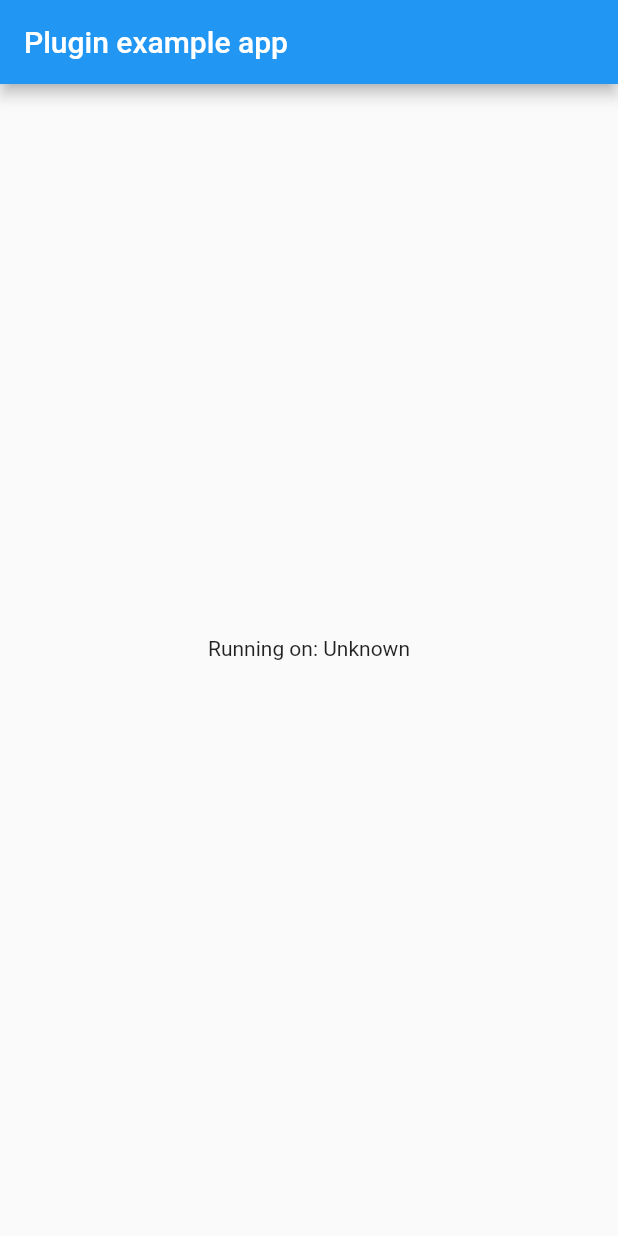
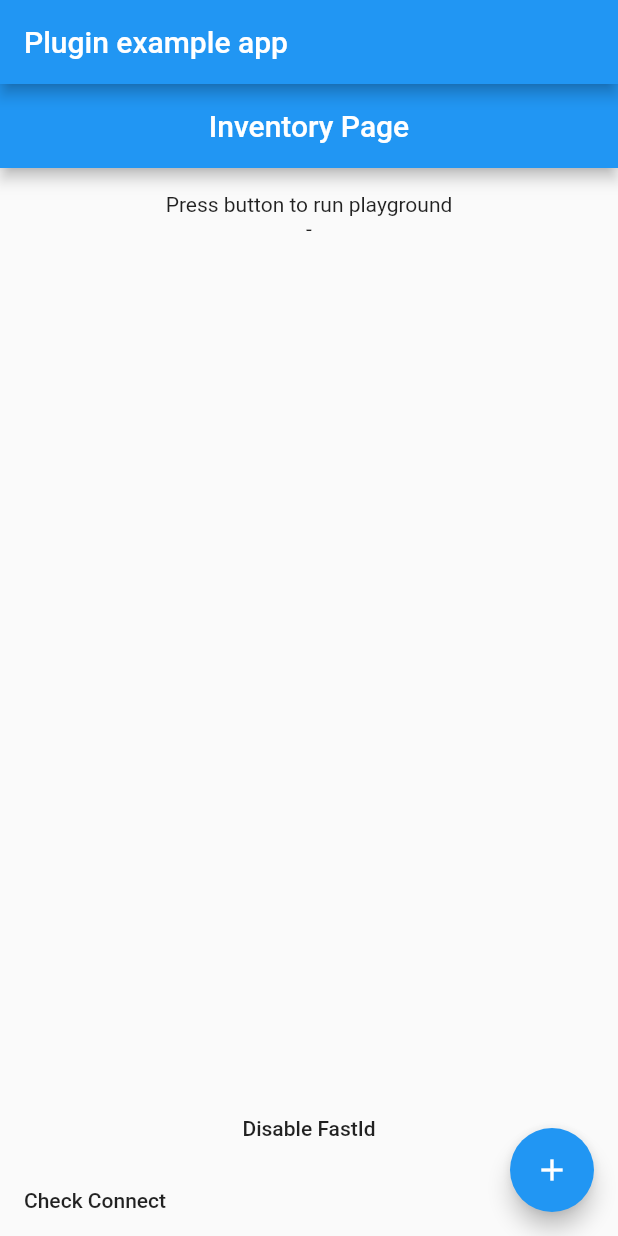
Before and after one commit to nicolasvahidzein/tsl_rfid_lib, a Flutter app: the screen it shows after launch, on a phone screen of 412 x 824 dp. Run offline on Flutter 3.47's test engine with Material 2 defaults, Android fonts, the phone set to English and light mode, and no system bars.

Commit message:
Apply updates from local development

```diff
--- /dev/null
+++ b/example/lib/inventory_page.dart
@@ -0,0 +1,260 @@
+import 'dart:async';
+
+import 'package:flutter/material.dart';
+import 'package:tsl_rfid_lib/tsl_rfid_lib.dart';
+
+class InventoryPage extends StatefulWidget {
+  const InventoryPage({Key key}) : super(key: key);
+
+  @override
+  _InventoryPageState createState() => _InventoryPageState();
+}
+
+class _InventoryPageState extends State<InventoryPage> {
+  String _isConnected = "";
+
+  // Define some variables, which will be required later
+  List<String> _transponders = [];
+
+  bool _fastId = true;
+  List<String> get transponders => [..._transponders];
+  List<String> _barcodes = [];
+  List<String> get barcodes => [..._barcodes];
+  StreamSubscription<String> _connectionStateSub;
+
+  @override
+  initState() {
+    super.initState();
+    startConnectionState();
+    runReaderConnectionState();
+    runRfidTagMessage();
+    runBarcodeMessage();
+    _streamController = StreamController<String>();
+  }
+
+  // Future<void> startinventory() async {
+  //   TslProtocolsPlugin.onInventoryChanged().listen((transponder) {
+  //     setState(() {
+  //      transponders.add(transponder);
+  //     });
+  //   });
+  // }
+  Future _getThingsOnStartup() async {
+    var a = await TslRfidProtocols.isconnected;
+    setState(() {
+      _isConnected = a ? "Connected" : "Disconnected";
+      _streamController.add(_isConnected);
+    });
+  }
+
+  Future<void> startConnectionState() async {
+    _connectionStateSub =
+        TslRfidProtocols.onConnectionStateChanged.listen((isConnected) {
+      setState(() {
+        _isConnected = isConnected;
+        _streamController.add(_isConnected);
+      });
+    });
+  }
+
+  //bool running = false;
+
+  Future<void> _checkFastId(bool a) async {
+    await TslRfidProtocols.useFastId(a);
+    setState(() {
+      _fastId = a;
+    });
+  }
+
+  void _connectReader() async {
+    await TslRfidProtocols.connectReader();
+  }
+
+  StreamController<String> _streamController;
+  @override
+  Widget build(BuildContext context) {
+    // _getThingsOnStartup();
+    // This method is rerun every time setState is called, for instance as done
+    // by the _incrementCounter method above.
+    //
+    // The Flutter framework has been optimized to make rerunning build methods
+    // fast, so that you can just rebuild anything that needs updating rather
+    // than having to individually change instances of widgets.
+    return Scaffold(
+      appBar: AppBar(
+        // Here we take the value from the MyHomePage object that was created by
+        // the App.build method, and use it to set our appbar title.
+        title: Center(
+          child: Text(TslRfidProtocols.resultText != ""
+              ? TslRfidProtocols.resultText
+              : "Inventory Page"),
+        ),
+      ),
+      body: Center(
+        // Center is a layout widget. It takes a single child and positions it
+        // in the middle of the parent.
+        child: Column(
+          // Column is also a layout widget. It takes a list of children and
+          // arranges them vertically. By default, it sizes itself to fit its
+          // children horizontally, and tries to be as tall as its parent.
+          //
+          // Invoke "debug painting" (press "p" in the console, choose the
+          // "Toggle Debug Paint" action from the Flutter Inspector in Android
+          // Studio, or the "Toggle Debug Paint" command in Visual Studio Code)
+          // to see the wireframe for each widget.
+          //
+          // Column has various properties to control how it sizes itself and
+          // how it positions its children. Here we use mainAxisAlignment to
+          // center the children vertically; the main axis here is the vertical
+          // axis because Columns are vertical (the cross axis would be
+          // horizontal).
+          mainAxisAlignment: MainAxisAlignment.center,
+          children: <Widget>[
+            StreamBuilder(
+              stream: _streamController.stream,
+              initialData: "",
+              builder: (BuildContext context, AsyncSnapshot<String> snapshot) {
+                if (snapshot.hasData) {
+                  return Text(snapshot.data);
+                }
+                return Text('Disconnect!');
+              },
+            ),
+
+            Text("Press button to run playground"),
+            Text("-"),
+            // Text(logs),
+            Text(eventLogs),
+            //    Expanded(
+            //     child: ListView(
+            //   padding: EdgeInsets.all(10.0),
+            //   children: transponders.reversed.map((data) {
+            //     return Dismissible(
+            //       key: Key(data.epc),
+            //       child: ListTile(
+            //         title: Text(data.rssi),
+            //         leading: Text(data.tagsSeen.toString()),
+            //       ),
+            //     );
+            //   }).toList(),
+            // )),
+            Expanded(
+                child: ListView.builder(
+                    padding: const EdgeInsets.all(8),
+                    itemCount: transponders.length,
+                    itemBuilder: (BuildContext context, int index) {
+                      return Container(
+                        height: 50,
+                        child: ListTile(
+                          title: Text(transponders[index]),
+                          // leading:
+                          //     Text(transponders[index]..toString()),
+                        ),
+                      );
+                    })),
+            Expanded(
+                child: ListView.builder(
+                    padding: const EdgeInsets.all(8),
+                    itemCount: barcodes.length,
+                    itemBuilder: (BuildContext context, int index) {
+                      return Container(
+                        height: 50,
+                        child: ListTile(
+                          title: Text(barcodes[index]),
+                          // leading:
+                          //     Text(transponders[index]..toString()),
+                        ),
+                      );
+                    })),
+            FlatButton(
+              onPressed: () {
+                if(_fastId){
+                  setState(() {
+                    _fastId = !_fastId;
+                  });
+                return _checkFastId(false);
+                }
+                else {
+                   setState(() {
+                    _fastId = !_fastId;
+                  });
+                return _checkFastId(true);
+                }
+
+              },
+              child: Text(_fastId ? 'Disable FastId' : 'Enable FastId'),
+            ),
+
+            Row(
+              children: <Widget>[
+                FlatButton(
+                  onPressed: _getThingsOnStartup,
+                  child: Text("Check Connect"),
+                ),
+              ],
+            ),
+          ],
+        ),
+      ),
+
+      floatingActionButton: FloatingActionButton(
+        onPressed: _connectReader,
+        tooltip: 'Connect',
+        child: Icon(Icons.add),
+      ), // This trailing comma makes auto-formatting nicer for build methods.
+    );
+  }
+
+  /////////////// Playground ///////////////////////////////////////////////////
+  String eventLogs = "";
+
+  // Call inside a setState({ }) block to be able to reflect changes on screen
+  void eventLog(String logString) {
+    eventLogs += logString.toString() + "\n";
+  }
+
+  // // Main function called when playground is run
+  // bool eventIsRunning = false;
+  // void runEventPlayground() async {
+  //   if (eventIsRunning) return;
+  //   eventIsRunning = true;
+
+  //   var eventCancel = TslProtocolsPlugin.startListeningToEvents((msg) {
+  //     setState(() {
+  //       eventLog(msg);
+  //     });
+  //   });
+  //   await Future.delayed(Duration(seconds: 4));
+  //   eventCancel();
+  //   eventIsRunning = false;
+  // }
+
+  void runRfidTagMessage() async {
+    TslRfidProtocols.startListeningToRfidTagMessages.listen((tranponder) {
+      _transponders.add(tranponder);
+    });
+  }
+
+  void runBarcodeMessage() async {
+    TslRfidProtocols.startListeningToBarcodeMessages.listen((tranponder) {
+      _transponders.add(tranponder);
+    });
+  }
+  void runReaderConnectionState() async {
+    TslRfidProtocols.onConnectionStateChanged.listen((connection) {
+      setState(() {
+        _isConnected = connection;
+      });
+    });
+  }
+
+
+  @override
+  void dispose() {
+    // TODO: implement dispose
+    super.dispose();
+    if (_connectionStateSub != null) {
+      _connectionStateSub.cancel();
+    }
+  }
+}
--- a/example/lib/main.dart
+++ b/example/lib/main.dart
@@ -4,9 +4,9 @@ import 'dart:async';
 import 'package:flutter/services.dart';
 import 'package:tsl_rfid_lib/tsl_rfid_lib.dart';
 
-void main() {
-  runApp(MyApp());
-}
+import 'inventory_page.dart';
+
+void main() => runApp(MyApp());
 
 class MyApp extends StatefulWidget {
   @override
@@ -14,34 +14,6 @@ class MyApp extends StatefulWidget {
 }
 
 class _MyAppState extends State<MyApp> {
-  String _platformVersion = 'Unknown';
-
-  @override
-  void initState() {
-    super.initState();
-    initPlatformState();
-  }
-
-  // Platform messages are asynchronous, so we initialize in an async method.
-  Future<void> initPlatformState() async {
-    String platformVersion;
-    // Platform messages may fail, so we use a try/catch PlatformException.
-    try {
-      platformVersion = await TslRfidLib.platformVersion;
-    } on PlatformException {
-      platformVersion = 'Failed to get platform version.';
-    }
-
-    // If the widget was removed from the tree while the asynchronous platform
-    // message was in flight, we want to discard the reply rather than calling
-    // setState to update our non-existent appearance.
-    if (!mounted) return;
-
-    setState(() {
-      _platformVersion = platformVersion;
-    });
-  }
-
   @override
   Widget build(BuildContext context) {
     return MaterialApp(
@@ -49,9 +21,7 @@ class _MyAppState extends State<MyApp> {
         appBar: AppBar(
           title: const Text('Plugin example app'),
         ),
-        body: Center(
-          child: Text('Running on: $_platformVersion\n'),
-        ),
+        body: InventoryPage()
       ),
     );
   }
--- a/lib/tsl_rfid_lib.dart
+++ b/lib/tsl_rfid_lib.dart
@@ -1,18 +1,153 @@
-// You have generated a new plugin project without
-// specifying the `--platforms` flag. A plugin project supports no platforms is generated.
-// To add platforms, run `flutter create -t plugin --platforms <platforms> .` under the same
-// directory. You can also find a detailed instruction on how to add platforms in the `pubspec.yaml` at https://flutter.dev/docs/development/packages-and-plugins/developing-packages#plugin-platforms.
-
 import 'dart:async';
 
+import 'package:flutter/foundation.dart';
 import 'package:flutter/services.dart';
 
-class TslRfidLib {
-  static const MethodChannel _channel =
-      const MethodChannel('tsl_rfid_lib');
+enum Databank { electronicProductCode, transponderIdentifier, reserved, user }
 
-  static Future<String> get platformVersion async {
-    final String version = await _channel.invokeMethod('getPlatformVersion');
-    return version;
-  }
+const Map<Databank, int> _indexedBanks = {
+	Databank.electronicProductCode: 0,
+	Databank.transponderIdentifier: 1,
+	Databank.reserved: 2,
+	Databank.user: 3,
+};
+
+class TslRfidProtocols {
+	static const String NAMESPACE = "com.zeintek.tsl_rfid_lib";
+	static const _channel = const MethodChannel('callbacks');
+	static const _eventChannel = const EventChannel('events');
+	static const EventChannel _connectionStateChannel = const EventChannel('$NAMESPACE/connectionState');
+	static const EventChannel _rfidTagMessageChannel = const EventChannel('$NAMESPACE/rfidTagMessage');
+	static const EventChannel _barcodeMessageChannel = const EventChannel('$NAMESPACE/barcodeMessage');
+	static const EventChannel _rssiSignalStrengthChannel = const EventChannel('$NAMESPACE/rssiSignalStrength');
+	static Stream<String> _transpoders;
+	static Stream<String> _barcodes;
+	static Stream<String> _connectionState;
+	static Stream<String> _rssiSignalStrength;
+	static String _resultTextMessage = "";
+
+	static Future<void> _methodCallHandler(MethodCall call) async {
+
+		switch (call.method) {
+
+			case 'resultText':
+				_resultTextMessage = call.arguments as String;
+				break;
+
+			default:
+				print('TslRfidProtocols: Ignoring invoke from native. This normally shouldn\'t happen.');
+				break;
+
+		}
+
+	}
+
+	static Future<bool> get isconnected async {
+		final bool isConnected = await _channel.invokeMethod("isConnected");
+		return isConnected;
+	}
+
+	static String get resultText {
+		_channel.setMethodCallHandler(_methodCallHandler);
+		return _resultTextMessage;
+	}
+
+	static Future<String> get platformVersion async {
+		final String version = await _channel.invokeMethod('getPlatformVersion');
+		return version;
+	}
+
+	static Future<void> connectReader() async {
+		await _channel.invokeMethod("connectReader");
+	}
+
+	static Future<bool> useFastId(bool isChecked) async {
+		final bool isFastIdSet = await _channel.invokeMethod("useFastId", isChecked);
+		return isFastIdSet;
+	}
+
+	static Future<bool> triggerScan() async {
+		final bool scanTriggered = await _channel.invokeMethod("triggerScan");
+		return scanTriggered;
+	}
+
+	static Future<bool> testAntenna() async {
+		final bool testAntenna = await _channel.invokeMethod("testAntenna");
+		return testAntenna;
+	}
+
+	static Future<int> getAntennaMinPowerLevel() async {
+		final int antennaMinPowerLevel = await _channel.invokeMethod("getAntennaMinPowerLevel");
+		return antennaMinPowerLevel;
+	}
+
+	static Future<int> getAntennaMaxPowerLevel() async {
+		final int antennaMaxPowerLevel = await _channel.invokeMethod("getAntennaMaxPowerLevel");
+		return antennaMaxPowerLevel;
+	}
+
+	static Future<int> getAntennaPowerLevel() async {
+		final int antennaMaxPowerLevel = await _channel.invokeMethod("getAntennaPowerLevel");
+		return antennaMaxPowerLevel;
+	}
+
+	static Future<bool> setAntennaPowerLevel(int powerLevel) async {
+		final bool setAntennaPowerLevel = await _channel.invokeMethod("setAntennaPowerLevel", powerLevel);
+		return setAntennaPowerLevel;
+	}
+
+	static Future<bool> getDeviceProperties() async {
+		final bool getDeviceProperties = await _channel.invokeMethod("getDeviceProperties");
+		return getDeviceProperties;
+	}
+
+	static Future<String> getConnectedReaderName() async {
+		final String getDeviceReaderName = await _channel.invokeMethod("getConnectedReaderName");
+		return getDeviceReaderName;
+	}
+
+	//what does type does this return?
+	//what name do we give to this function
+	/*static Future<bool> setTargetTagEpc(String epcToEncode) async {
+		final bool encodeTagWithEpc = await _channel.invokeMethod("setTargetTagEpc", epcToEncode);
+		return encodeTagWithEpc;
+	}*/
+
+	//does this function not have a return type?
+	static void writeData({
+		@required String oldValue,
+		@required String newValue,
+		@required Databank bank,
+		@required int startAddress,
+		@required int readCount,
+	}) {
+		_channel.invokeMethod('writeData', <String, dynamic>{
+			'old': oldValue,
+			'new': newValue,
+			'bank': _indexedBanks[bank],
+			'startAddress': startAddress,
+			'readCount': readCount,
+		});
+	}
+
+	static Stream<String> get onConnectionStateChanged {
+		_connectionState ??= _connectionStateChannel.receiveBroadcastStream().map((connectionState) => connectionState);
+		return _connectionState;
+	}
+
+	static Stream<String> get startListeningToRfidTagMessages {
+		_transpoders ??= _rfidTagMessageChannel.receiveBroadcastStream().map<String>((data) => data);
+		return _transpoders;
+	}
+
+	static Stream<String> get startListeningToBarcodeMessages {
+		_barcodes ??= _barcodeMessageChannel.receiveBroadcastStream().map<String>((data) => data);
+		return _barcodes;
+	}
+
+	static Stream<String> get startListeningToRssiSignalStrength {
+		_rssiSignalStrength ??= _rssiSignalStrengthChannel.receiveBroadcastStream().map<String>((data) => data);
+		return _rssiSignalStrength;
+	}
+
 }
```
Also changed, not shown: example/pubspec.yaml (+9 -16 lines), pubspec.yaml (+7 -15 lines), example/pubspec.lock, pubspec.lock, 767 other files.
